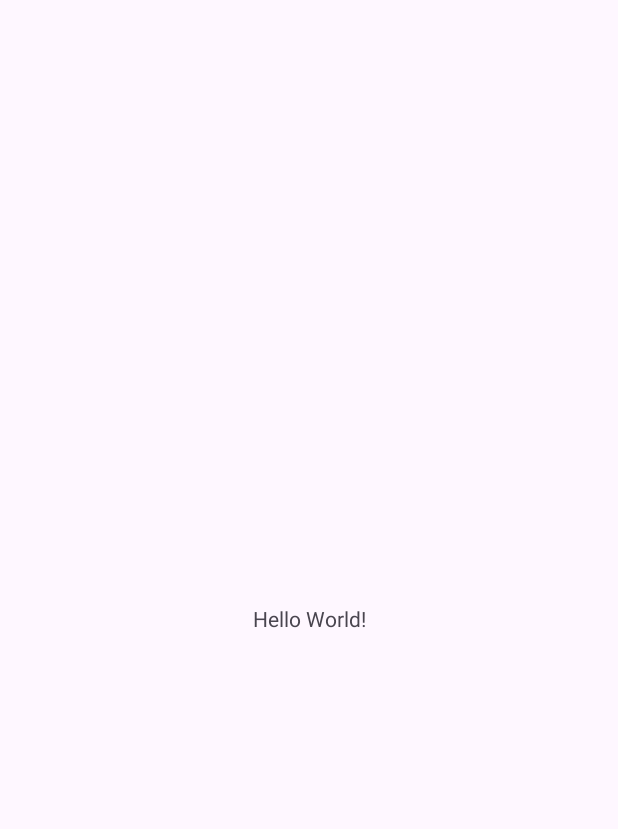
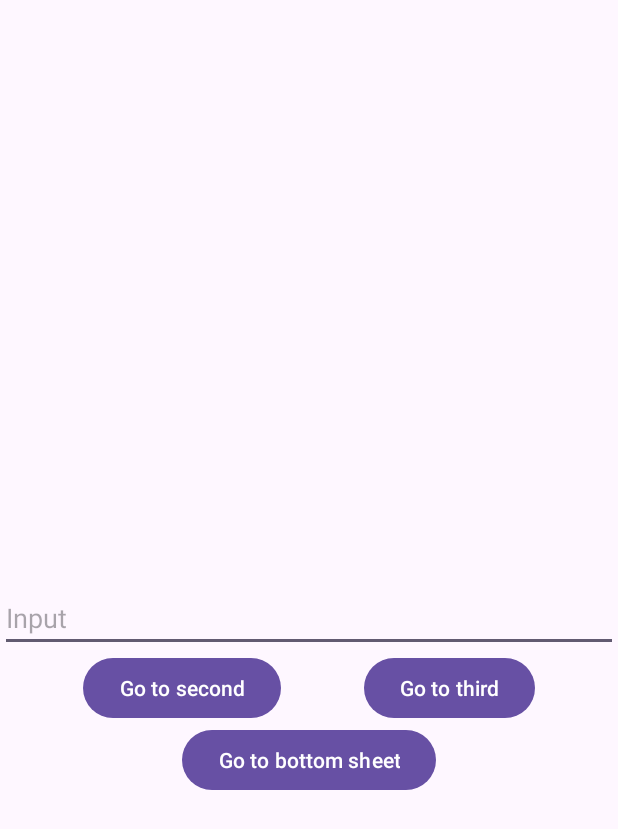
Before and after one commit to renattele/sma1, an Android app: the screen it shows after launch (MainActivity), on a phone screen of 412 x 824 dp. Before the commit the part shown is almost empty. Shown: the top 829 px of the screen. Run offline under Robolectric (Android 15) with nearby library versions, the phone set to English and light mode, and no system bars.

Commit message:
Added hw1

```diff
--- a/app/build.gradle.kts
+++ b/app/build.gradle.kts
@@ -30,6 +30,9 @@ android {
     kotlinOptions {
         jvmTarget = "1.8"
     }
+    buildFeatures {
+        viewBinding = true
+    }
 }
 
 dependencies {
--- /dev/null
+++ b/app/src/main/java/com/renattele/sma1/FirstFragment.kt
@@ -0,0 +1,58 @@
+package com.renattele.sma1
+
+import android.os.Bundle
+import android.view.LayoutInflater
+import android.view.View
+import android.view.ViewGroup
+import androidx.fragment.app.Fragment
+import com.renattele.sma1.databinding.FragmentFirstBinding
+
+class FirstFragment : Fragment(), BottomSheetFragment.ReturnData {
+    private var _binding: FragmentFirstBinding? = null
+    private val binding get() = _binding!!
+
+    override fun onCreateView(
+        inflater: LayoutInflater, container: ViewGroup?,
+        savedInstanceState: Bundle?
+    ): View {
+        _binding = FragmentFirstBinding.inflate(layoutInflater)
+        binding.goToSecondButton.setOnClickListener {
+            navigate { text ->
+                SecondFragment.newInstance(text)
+            }
+        }
+        binding.goToThirdButton.setOnClickListener {
+            navigate { text ->
+                SecondFragment.newInstance(text)
+            }
+            navigate { text ->
+                ThirdFragment.newInstance(text)
+            }
+        }
+        binding.goToBottomSheetButton.setOnClickListener {
+            val fragment = BottomSheetFragment()
+            fragment.show(childFragmentManager, fragment.tag)
+        }
+        return binding.root
+    }
+
+    private fun navigate(fragment: (text: String?) -> Fragment) {
+        parentFragmentManager.apply {
+            val text = binding.textField.text.toString()
+            val instance = fragment(text.takeIf { it.isNotEmpty() })
+            beginTransaction()
+                .replace(R.id.fragment_container_view, instance)
+                .addToBackStack(instance.toString())
+                .commit()
+        }
+    }
+
+    override fun onDestroyView() {
+        super.onDestroyView()
+        _binding = null
+    }
+
+    override fun get(text: String) {
+        binding.textField.setText(text)
+    }
+}
--- a/app/src/main/java/com/renattele/sma1/MainActivity.kt
+++ b/app/src/main/java/com/renattele/sma1/MainActivity.kt
@@ -3,18 +3,21 @@ package com.renattele.sma1
 import android.os.Bundle
 import androidx.activity.enableEdgeToEdge
 import androidx.appcompat.app.AppCompatActivity
-import androidx.core.view.ViewCompat
-import androidx.core.view.WindowInsetsCompat
+import com.renattele.sma1.databinding.ActivityMainBinding
 
 class MainActivity : AppCompatActivity() {
+    private lateinit var binding: ActivityMainBinding
     override fun onCreate(savedInstanceState: Bundle?) {
         super.onCreate(savedInstanceState)
         enableEdgeToEdge()
-        setContentView(R.layout.activity_main)
-        ViewCompat.setOnApplyWindowInsetsListener(findViewById(R.id.main)) { v, insets ->
-            val systemBars = insets.getInsets(WindowInsetsCompat.Type.systemBars())
-            v.setPadding(systemBars.left, systemBars.top, systemBars.right, systemBars.bottom)
-            insets
+        binding = ActivityMainBinding.inflate(layoutInflater)
+        setContentView(binding.root)
+        if (savedInstanceState == null) {
+            supportFragmentManager
+                .beginTransaction()
+                .setReorderingAllowed(true)
+                .add(R.id.fragment_container_view, FirstFragment())
+                .commit()
         }
     }
 }
--- a/app/src/main/res/layout/activity_main.xml
+++ b/app/src/main/res/layout/activity_main.xml
@@ -1,19 +1,5 @@
 <?xml version="1.0" encoding="utf-8"?>
-<androidx.constraintlayout.widget.ConstraintLayout xmlns:android="http://schemas.android.com/apk/res/android"
-    xmlns:app="http://schemas.android.com/apk/res-auto"
-    xmlns:tools="http://schemas.android.com/tools"
-    android:id="@+id/main"
+<androidx.fragment.app.FragmentContainerView xmlns:android="http://schemas.android.com/apk/res/android"
+    android:id="@+id/fragment_container_view"
     android:layout_width="match_parent"
-    android:layout_height="match_parent"
-    tools:context=".MainActivity">
-
-    <TextView
-        android:layout_width="wrap_content"
-        android:layout_height="wrap_content"
-        android:text="Hello World!"
-        app:layout_constraintBottom_toBottomOf="parent"
-        app:layout_constraintEnd_toEndOf="parent"
-        app:layout_constraintStart_toStartOf="parent"
-        app:layout_constraintTop_toTopOf="parent" />
-
-</androidx.constraintlayout.widget.ConstraintLayout>
+    android:layout_height="match_parent" />
--- /dev/null
+++ b/app/src/main/res/layout/fragment_first.xml
@@ -0,0 +1,49 @@
+<?xml version="1.0" encoding="utf-8"?>
+<androidx.constraintlayout.widget.ConstraintLayout xmlns:android="http://schemas.android.com/apk/res/android"
+    xmlns:tools="http://schemas.android.com/tools"
+    android:layout_width="match_parent"
+    android:layout_height="match_parent"
+    xmlns:app="http://schemas.android.com/apk/res-auto"
+    tools:context=".FirstFragment">
+
+    <EditText
+        android:layout_width="match_parent"
+        android:layout_height="wrap_content"
+        android:id="@+id/text_field"
+        android:autofillHints=""
+        android:inputType="text"
+        android:hint="@string/input"
+        app:layout_constraintTop_toTopOf="parent"
+        app:layout_constraintBottom_toBottomOf="parent"
+        app:layout_constraintStart_toStartOf="parent"
+        app:layout_constraintEnd_toEndOf="parent"
+        />
+    <Button
+        android:layout_width="wrap_content"
+        android:layout_height="wrap_content"
+        android:id="@+id/go_to_second_button"
+        android:text="@string/go_to_second"
+        app:layout_constraintTop_toBottomOf="@id/text_field"
+        app:layout_constraintStart_toStartOf="parent"
+        app:layout_constraintEnd_toStartOf="@id/go_to_third_button"
+        />
+    <Button
+        android:layout_width="wrap_content"
+        android:layout_height="wrap_content"
+        android:id="@+id/go_to_third_button"
+        android:text="@string/go_to_third"
+        app:layout_constraintTop_toBottomOf="@id/text_field"
+        app:layout_constraintStart_toEndOf="@id/go_to_second_button"
+        app:layout_constraintEnd_toEndOf="parent"
+        />
+
+    <Button
+        android:layout_width="wrap_content"
+        android:layout_height="wrap_content"
+        android:id="@+id/go_to_bottom_sheet_button"
+        android:text="@string/go_to_bottom_sheet"
+        app:layout_constraintStart_toStartOf="parent"
+        app:layout_constraintEnd_toEndOf="parent"
+        app:layout_constraintTop_toBottomOf="@id/go_to_third_button"
+        />
+</androidx.constraintlayout.widget.ConstraintLayout>
--- a/app/src/main/res/values/strings.xml
+++ b/app/src/main/res/values/strings.xml
@@ -1,3 +1,12 @@
 <resources>
     <string name="app_name">SMA1</string>
+    <!-- TODO: Remove or change this placeholder text -->
+    <string name="hello_blank_fragment">Hello blank fragment</string>
+    <string name="input">Input</string>
+    <string name="go_to_third">Go to third</string>
+    <string name="go_to_second">Go to second</string>
+    <string name="no_data_provided">No data provided</string>
+    <string name="data">Data: %1$s</string>
+    <string name="save">Save</string>
+    <string name="go_to_bottom_sheet">Go to bottom sheet</string>
 </resources>
```
Also changed, not shown: app/src/main/java/com/renattele/sma1/BottomSheetFragment.kt (added, +36 -0 lines), app/src/main/java/com/renattele/sma1/SecondFragment.kt (added, +56 -0 lines), app/src/main/java/com/renattele/sma1/ThirdFragment.kt (added, +46 -0 lines), app/src/main/res/layout/fragment_bottom_sheet.xml (added, +27 -0 lines), app/src/main/res/layout/fragment_second.xml (added, +25 -0 lines), app/src/main/res/layout/fragment_third.xml (added, +17 -0 lines).
